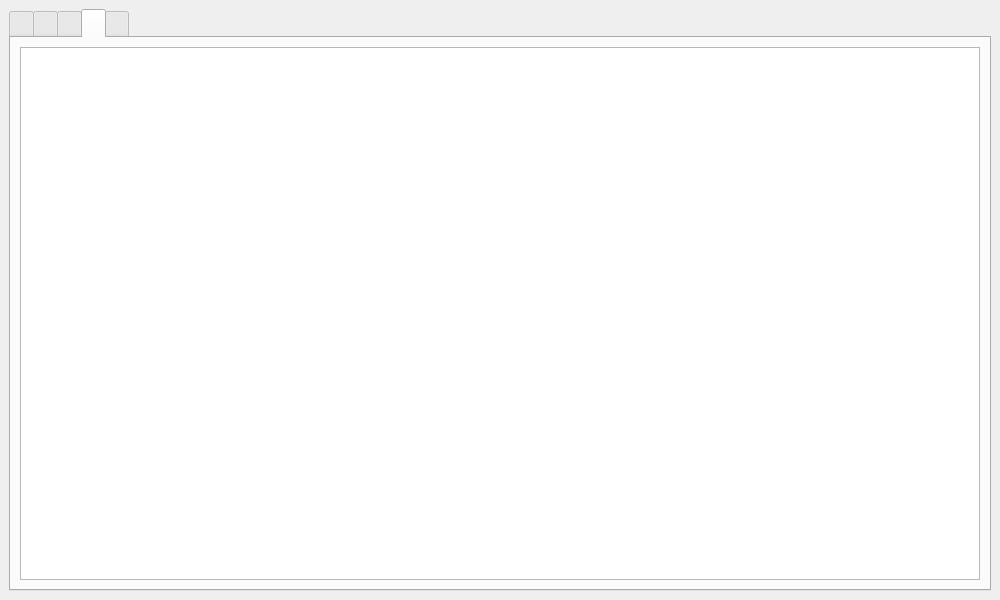
Above: mainwindow.ui from Rescator7/Hearts2 before the change. Below: the same form after it.
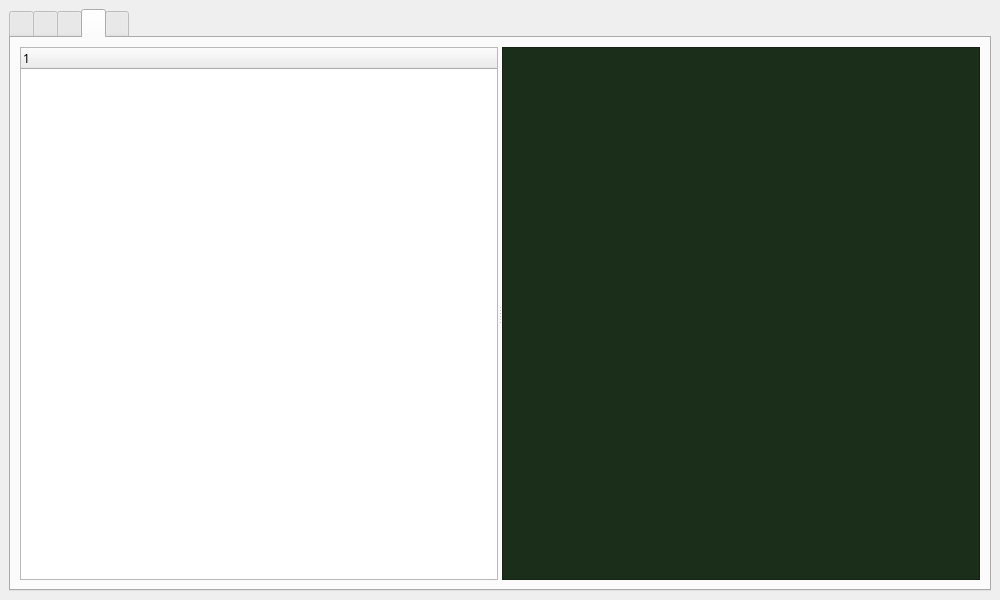
That is the form after the change. The open tabs and pages were chosen to show the change. Icons and pictures are not drawn.

The edit to the form file:
```diff
--- a/mainwindow.ui
+++ b/mainwindow.ui
@@ -2219,6 +2219,12 @@
        </layout>
       </widget>
       <widget class="QWidget" name="Help">
+       <property name="sizePolicy">
+        <sizepolicy hsizetype="Expanding" vsizetype="Expanding">
+         <horstretch>0</horstretch>
+         <verstretch>0</verstretch>
+        </sizepolicy>
+       </property>
        <attribute name="icon">
         <iconset resource="resources.qrc">
          <normaloff>:/icons/question.svg</normaloff>:/icons/question.svg</iconset>
@@ -2231,7 +2237,50 @@
        </attribute>
        <layout class="QVBoxLayout" name="verticalLayout_6">
         <item>
-         <widget class="QTextEdit" name="textEdit"/>
+         <widget class="QSplitter" name="splitterHelp">
+          <property name="orientation">
+           <enum>Qt::Horizontal</enum>
+          </property>
+          <widget class="QTreeWidget" name="treeHelpTOC">
+           <column>
+            <property name="text">
+             <string notr="true">1</string>
+            </property>
+           </column>
+          </widget>
+          <widget class="QTextBrowser" name="textHelpContent">
+           <property name="minimumSize">
+            <size>
+             <width>300</width>
+             <height>0</height>
+            </size>
+           </property>
+           <property name="font">
+            <font>
+             <family>Noto Sans</family>
+            </font>
+           </property>
+           <property name="styleSheet">
+            <string notr="true">QTextBrowser { background: #1a2e1a; color: #e0ffe0; }</string>
+           </property>
+           <property name="html">
+            <string>&lt;!DOCTYPE HTML PUBLIC &quot;-//W3C//DTD HTML 4.0//EN&quot; &quot;http://www.w3.org/TR/REC-html40/strict.dtd&quot;&gt;
+&lt;html&gt;&lt;head&gt;&lt;meta name=&quot;qrichtext&quot; content=&quot;1&quot; /&gt;&lt;meta charset=&quot;utf-8&quot; /&gt;&lt;style type=&quot;text/css&quot;&gt;
+p, li { white-space: pre-wrap; }
+hr { height: 1px; border-width: 0; }
+li.unchecked::marker { content: &quot;\2610&quot;; }
+li.checked::marker { content: &quot;\2612&quot;; }
+&lt;/style&gt;&lt;/head&gt;&lt;body style=&quot; font-family:'Noto Sans'; font-size:11pt; font-weight:400; font-style:normal;&quot;&gt;
+&lt;p style=&quot;-qt-paragraph-type:empty; margin-top:0px; margin-bottom:0px; margin-left:0px; margin-right:0px; -qt-block-indent:0; text-indent:0px; font-family:'Ubuntu Sans';&quot;&gt;&lt;br /&gt;&lt;/p&gt;&lt;/body&gt;&lt;/html&gt;</string>
+           </property>
+           <property name="textInteractionFlags">
+            <set>Qt::TextBrowserInteraction</set>
+           </property>
+           <property name="openLinks">
+            <bool>false</bool>
+           </property>
+          </widget>
+         </widget>
         </item>
        </layout>
       </widget>
```
Left out of the diff: 8 changed lines with no effect on the pictures.
